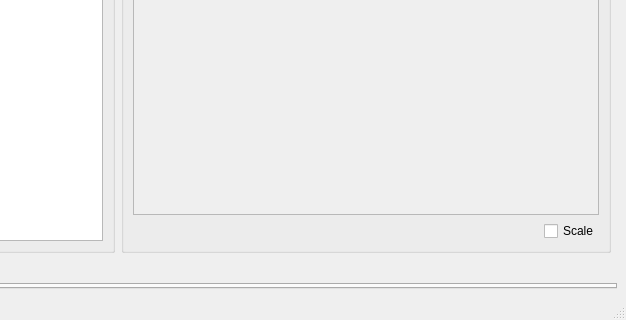
The window that app/res/ui/main.ui (HsOjo/AutomatorMaker) describes before a commit, drawn with Qt 5; both pictures show x 174 to 800 and y 280 to 600 of the 800 by 600 pixel window.
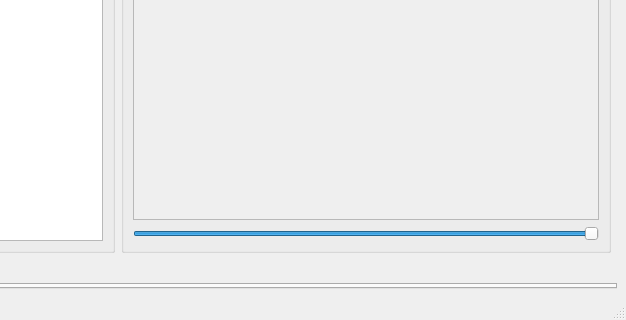
The same window after the commit.

Commit message: Supoort graphics scale.

Diff of the .ui file:
```diff
--- a/app/res/ui/main.ui
+++ b/app/res/ui/main.ui
@@ -54,7 +54,7 @@
             <x>0</x>
             <y>0</y>
             <width>426</width>
-            <height>395</height>
+            <height>398</height>
            </rect>
           </property>
           <layout class="QGridLayout" name="gridLayout_Preview">
@@ -77,22 +77,21 @@
        <item row="1" column="0">
         <layout class="QHBoxLayout" name="horizontalLayout">
          <item>
-          <spacer name="horizontalSpacer">
+          <widget class="QSlider" name="horizontalSliderScale">
+           <property name="toolTip">
+            <string>Scale</string>
+           </property>
+           <property name="minimum">
+            <number>10</number>
+           </property>
+           <property name="maximum">
+            <number>100</number>
+           </property>
+           <property name="value">
+            <number>100</number>
+           </property>
            <property name="orientation">
             <enum>Qt::Horizontal</enum>
-           </property>
-           <property name="sizeHint" stdset="0">
-            <size>
-             <width>40</width>
-             <height>20</height>
-            </size>
-           </property>
-          </spacer>
-         </item>
-         <item>
-          <widget class="QCheckBox" name="checkBoxScale">
-           <property name="text">
-            <string>Scale</string>
            </property>
           </widget>
          </item>
```
Left out of the diff: 2 changed lines with no effect on the pictures. The commit also changes 9 other files.
